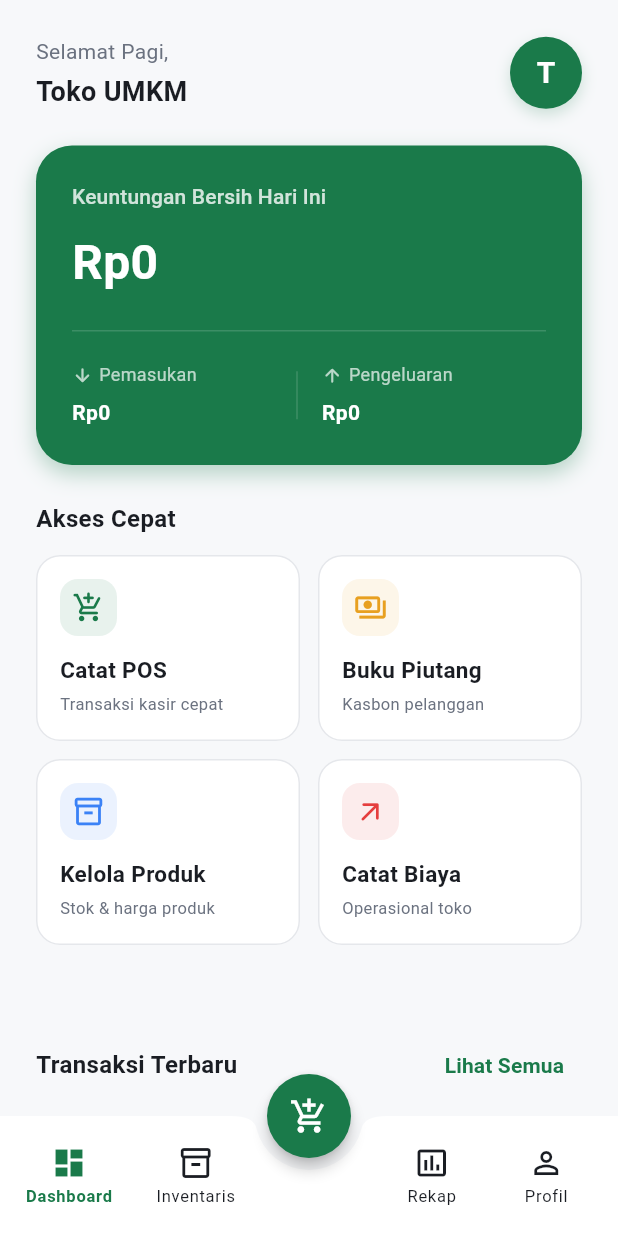
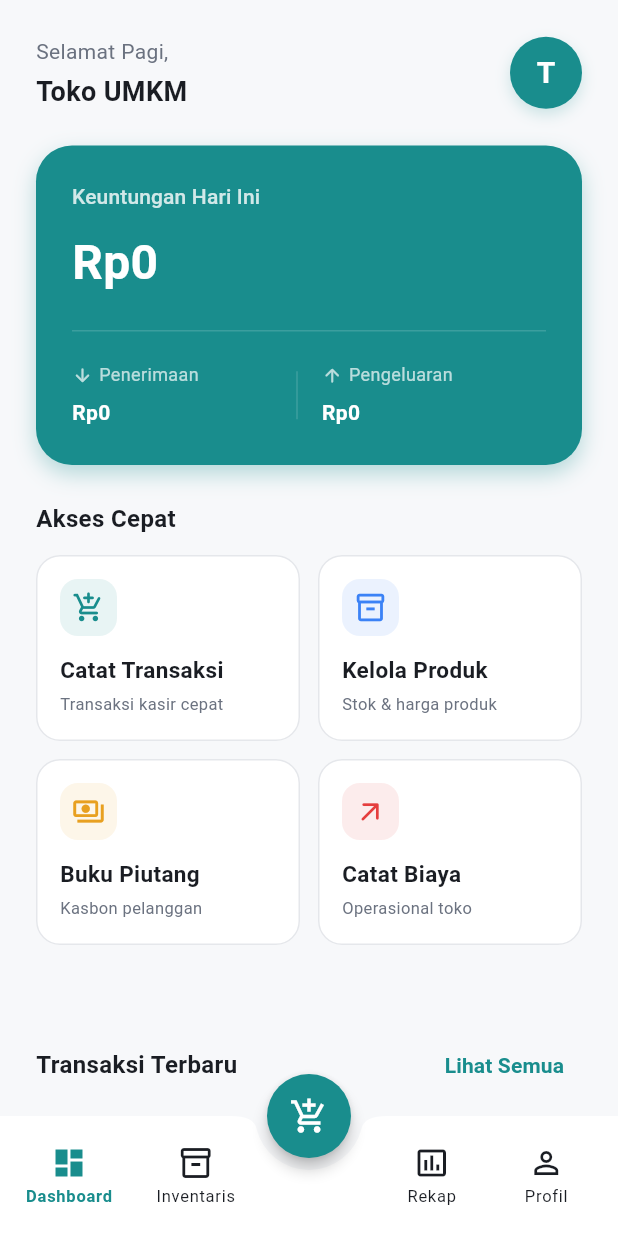
Before and after one commit to rezaluthfi/catatin-app, a Flutter app: the DashboardScreen screen opened by its route, on a phone screen of 412 x 824 dp. Run offline on Flutter 3.47's test engine with Material 3 defaults, Android fonts, the phone set to English and light mode, and no system bars; our stand-ins replace file_picker, fl_chart, flutter_riverpod, flutter_secure_storage, go_router, pdf and 2 more; missing offline and left inert: excel; accounts and stored records are empty; Roboto replaces fonts that are missing (GoogleSans).

Commit message:
style: update primary brand color to teal (0xFF198D8D) and align theme/chart styling

```diff
--- a/lib/app/theme/app_colors.dart
+++ b/lib/app/theme/app_colors.dart
@@ -8,11 +8,11 @@ class AppColors {
   AppColors._(); // Prevent instantiation
 
   // --- Brand Colors ---
-  static const Color primary = Color(0xFF1A7A4A);       // Hijau tua (kepercayaan & uang)
-  static const Color primaryLight = Color(0xFF4CAF7D);  // Hijau muda
-  static const Color primaryDark = Color(0xFF0D5C37);   // Hijau gelap
+  static const Color primary = Color(0xFF198D8D); // Teal (brand utama)
+  static const Color primaryLight = Color(0xFF3AA6A6); // Teal muda
+  static const Color primaryDark = Color(0xFF0F5C5C); // Teal gelap
 
-  static const Color secondary = Color(0xFFE8A020);     // Kuning emas (aksen)
+  static const Color secondary = Color(0xFFE8A020); // Kuning emas (aksen)
   static const Color secondaryLight = Color(0xFFF5C552);
   static const Color secondaryDark = Color(0xFFB87A10);
 
@@ -27,16 +27,16 @@ class AppColors {
   static const Color textOnPrimary = Color(0xFFFFFFFF);
 
   // --- Semantic Colors ---
-  static const Color income = Color(0xFF1A7A4A);   // Kas masuk → hijau
-  static const Color expense = Color(0xFFE53E3E);  // Kas keluar → merah
-  static const Color warning = Color(0xFFE8A020);  // Peringatan stok → kuning
-  static const Color info = Color(0xFF3B82F6);     // Informasi → biru
+  static const Color income = Color(0xFF1A7A4A); // Kas masuk → hijau
+  static const Color expense = Color(0xFFE53E3E); // Kas keluar → merah
+  static const Color warning = Color(0xFFE8A020); // Peringatan stok → kuning
+  static const Color info = Color(0xFF3B82F6); // Informasi → biru
 
   // --- Container Colors (background tint untuk area semantic) ---
-  static const Color primaryContainer = Color(0xFFDFF2E9);  // Hijau muda pudar
-  static const Color warningContainer = Color(0xFFFFF8E7);  // Kuning muda pudar
-  static const Color errorContainer = Color(0xFFFEECEC);    // Merah muda pudar
-  static const Color infoContainer = Color(0xFFEFF6FF);     // Biru muda pudar
+  static const Color primaryContainer = Color(0xFFE2F3F3); // Teal muda pudar
+  static const Color warningContainer = Color(0xFFFFF8E7); // Kuning muda pudar
+  static const Color errorContainer = Color(0xFFFEECEC); // Merah muda pudar
+  static const Color infoContainer = Color(0xFFEFF6FF); // Biru muda pudar
 
   // --- Border & Divider ---
   static const Color border = Color(0xFFE5E7EB);
--- a/lib/app/theme/app_theme.dart
+++ b/lib/app/theme/app_theme.dart
@@ -19,7 +19,7 @@ class AppTheme {
         brightness: Brightness.light,
         primary: AppColors.primary,
         onPrimary: AppColors.textOnPrimary,
-        primaryContainer: Color(0xFFD4EDDF),
+        primaryContainer: AppColors.primaryContainer,
         onPrimaryContainer: AppColors.primaryDark,
         secondary: AppColors.secondary,
         onSecondary: AppColors.textOnPrimary,
@@ -51,7 +51,7 @@ class AppTheme {
       // --- Bottom Navigation ---
       navigationBarTheme: const NavigationBarThemeData(
         backgroundColor: AppColors.surface,
-        indicatorColor: Color(0xFFD4EDDF),
+        indicatorColor: AppColors.primaryContainer,
         labelTextStyle: WidgetStatePropertyAll(AppTextStyles.labelMedium),
         iconTheme: WidgetStatePropertyAll(
           IconThemeData(size: 24, color: AppColors.textSecondary),
--- a/lib/features/auth/widgets/pin_dots_widget.dart
+++ b/lib/features/auth/widgets/pin_dots_widget.dart
@@ -112,13 +112,13 @@ class PinDotsWidgetState extends State<PinDotsWidget>
   Color _getDotColor(bool isFilled) {
     if (!isFilled) return Colors.transparent;
     if (widget.isError) return AppColors.expense;
-    if (widget.isSuccess) return AppColors.primaryLight;
+    if (widget.isSuccess) return AppColors.income;
     return AppColors.primary;
   }
 
   Color _getBorderColor(bool isFilled) {
     if (widget.isError) return AppColors.expense;
-    if (widget.isSuccess) return AppColors.primaryLight;
+    if (widget.isSuccess) return AppColors.income;
     if (isFilled) return AppColors.primary;
     return AppColors.border;
   }
--- a/lib/features/dashboard/screens/dashboard_screen.dart
+++ b/lib/features/dashboard/screens/dashboard_screen.dart
@@ -356,7 +356,7 @@ class DashboardScreen extends ConsumerWidget {
                           crossAxisAlignment: CrossAxisAlignment.start,
                           children: [
                             Text(
-                              'Keuntungan Bersih Hari Ini',
+                              'Keuntungan Hari Ini',
                               style: AppTextStyles.labelLarge.copyWith(
                                 color: Colors.white.withValues(alpha: 0.8),
                                 fontWeight: FontWeight.w500,
@@ -394,7 +394,7 @@ class DashboardScreen extends ConsumerWidget {
                                           ),
                                           const SizedBox(width: 4),
                                           Text(
-                                            'Pemasukan',
+                                            'Penerimaan',
                                             style: AppTextStyles.bodySmall
                                                 .copyWith(
                                                   color: Colors.white70,
@@ -543,7 +543,7 @@ class DashboardScreen extends ConsumerWidget {
                         Expanded(
                           child: _buildQuickActionCard(
                             context,
-                            title: 'Catat POS',
+                            title: 'Catat Transaksi',
                             subtitle: 'Transaksi kasir cepat',
                             icon: Icons.add_shopping_cart_rounded,
                             iconColor: AppColors.primary,
@@ -555,12 +555,12 @@ class DashboardScreen extends ConsumerWidget {
                         Expanded(
                           child: _buildQuickActionCard(
                             context,
-                            title: 'Buku Piutang',
-                            subtitle: 'Kasbon pelanggan',
-                            icon: Icons.payments_outlined,
-                            iconColor: AppColors.secondary,
-                            bgColor: AppColors.secondary.withValues(alpha: 0.1),
-                            onTap: () => context.push(AppRoutes.receivables),
+                            title: 'Kelola Produk',
+                            subtitle: 'Stok & harga produk',
+                            icon: Icons.inventory_2_outlined,
+                            iconColor: AppColors.info,
+                            bgColor: AppColors.info.withValues(alpha: 0.1),
+                            onTap: () => context.push(AppRoutes.inventory),
                           ),
                         ),
                       ],
@@ -571,12 +571,12 @@ class DashboardScreen extends ConsumerWidget {
                         Expanded(
                           child: _buildQuickActionCard(
                             context,
-                            title: 'Kelola Produk',
-                            subtitle: 'Stok & harga produk',
-                            icon: Icons.inventory_2_outlined,
-                            iconColor: AppColors.info,
-                            bgColor: AppColors.info.withValues(alpha: 0.1),
-                            onTap: () => context.push(AppRoutes.inventory),
+                            title: 'Buku Piutang',
+                            subtitle: 'Kasbon pelanggan',
+                            icon: Icons.payments_outlined,
+                            iconColor: AppColors.secondary,
+                            bgColor: AppColors.secondary.withValues(alpha: 0.1),
+                            onTap: () => context.push(AppRoutes.receivables),
                           ),
                         ),
                         const SizedBox(width: 12),
@@ -883,7 +883,7 @@ class DashboardScreen extends ConsumerWidget {
             // Legenda
             Row(
               children: [
-                _buildLegendItem('Pemasukan', AppColors.income),
+                _buildLegendItem('Penerimaan', AppColors.income),
                 const SizedBox(width: 16),
                 _buildLegendItem('Laba Bersih', AppColors.info),
               ],
@@ -904,15 +904,15 @@ class DashboardScreen extends ConsumerWidget {
                         return touchedSpots.map((LineBarSpot touchedSpot) {
                           final val = touchedSpot.y.toInt();
                           final isRevenue = touchedSpot.barIndex == 0;
-                          final label = isRevenue ? 'Pemasukan' : 'Laba';
+                          final label = isRevenue ? 'Penerimaan' : 'Laba';
                           final formattedVal = val.toRupiah();
                           return LineTooltipItem(
                             '$label: $formattedVal',
                             TextStyle(
                               fontFamily: 'GoogleSans',
                               color: isRevenue
-                                  ? AppColors.primaryLight
-                                  : AppColors.secondaryLight,
+                                  ? AppColors.income
+                                  : AppColors.info,
                               fontWeight: FontWeight.bold,
                               fontSize: 12,
                             ),
--- a/lib/features/recap/screens/recap_screen.dart
+++ b/lib/features/recap/screens/recap_screen.dart
@@ -1094,8 +1094,8 @@ class _RecapScreenState extends ConsumerState<RecapScreen> {
                             TextStyle(
                               fontFamily: 'GoogleSans',
                               color: isRevenue
-                                  ? AppColors.primaryLight
-                                  : AppColors.secondaryLight,
+                                  ? AppColors.income
+                                  : AppColors.info,
                               fontWeight: FontWeight.bold,
                               fontSize: 12,
                             ),
```
Also changed, not shown: lib/core/services/export_service.dart (+4 -4 lines), lib/features/inventory/screens/inventory_list_screen.dart (+46 -18 lines), lib/features/inventory/widgets/product_card.dart (+5 -7 lines).
